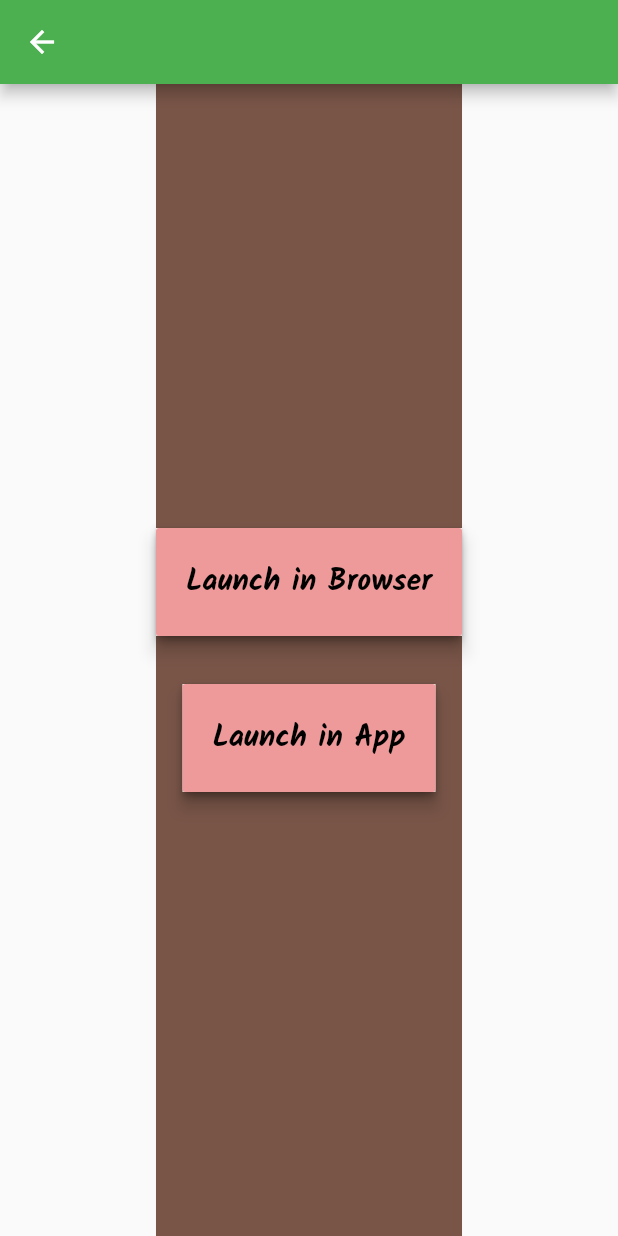
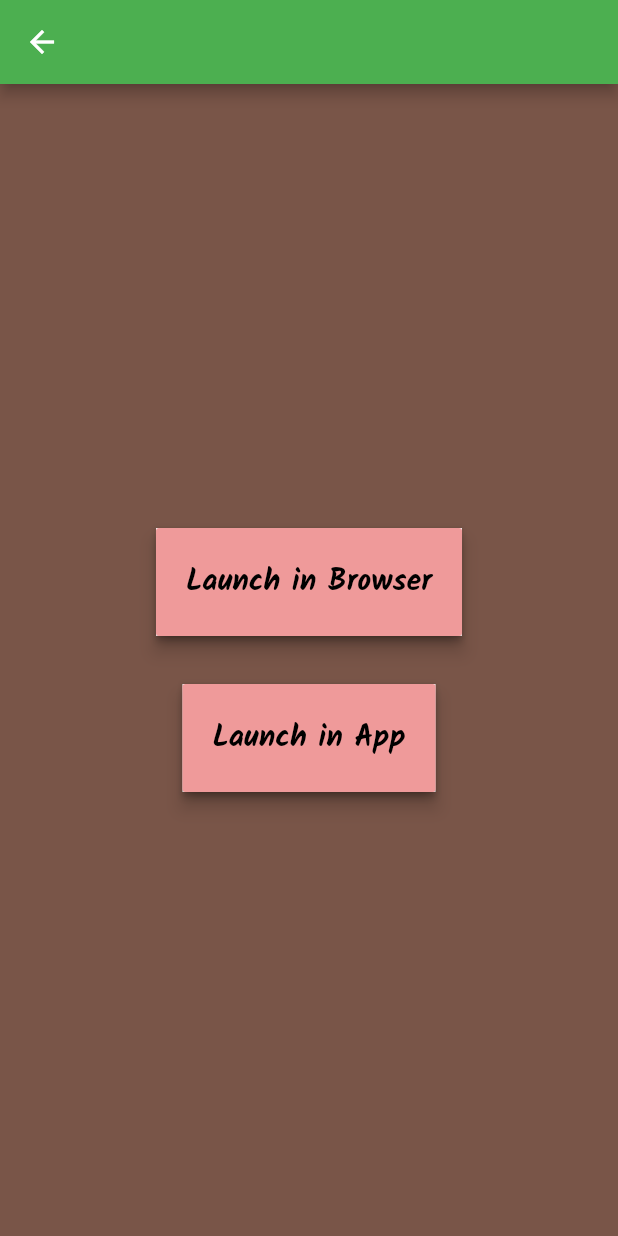
Before and after one commit to KnitidCeladon23/my_expiree_app, a Flutter app: the URLLauncher screen opened directly with empty values, on a phone screen of 412 x 824 dp. Run offline on Flutter 3.47's test engine with Material 2 defaults, Android fonts, the phone set to English and light mode, and no system bars; our stand-ins replace cloud_firestore, firebase_auth, flutter_local_notifications, google_fonts, rxdart, table_calendar; missing offline and left inert: firebase_helpers; accounts and stored records are empty.

Commit message:
swap sequence of widget placements

```diff
--- a/lib/screens/urlLauncher.dart
+++ b/lib/screens/urlLauncher.dart
@@ -116,9 +116,9 @@ class _URLLauncherState extends State<URLLauncher> {
           ),
         ),
       ),
-      body: Center(
-        child: Container(
-          decoration: BoxDecoration(color: Colors.brown),
+      body: Container(
+        decoration: BoxDecoration(color: Colors.brown),
+        child: Center(
           child: Column(
             crossAxisAlignment: CrossAxisAlignment.center,
             mainAxisAlignment: MainAxisAlignment.center,
```
